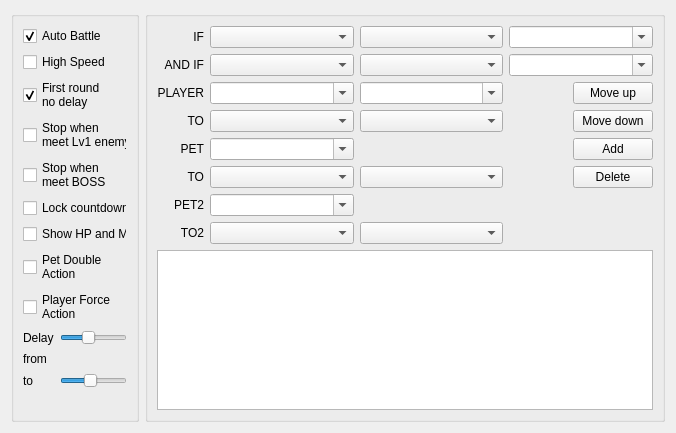
hzqst/CGAssistant, file CGAssistant/autobattleform.ui: the form before one commit.
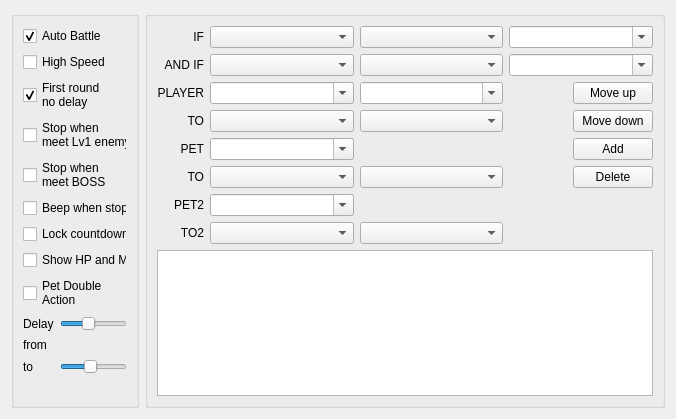
The form after the commit.

Commit message: Add beep features

Diff of the .ui file:
```diff
--- a/CGAssistant/autobattleform.ui
+++ b/CGAssistant/autobattleform.ui
@@ -118,6 +118,25 @@
         </property>
        </widget>
       </item>
+      <item>
+       <widget class="QCheckBox" name="checkBox_beep">
+        <property name="sizePolicy">
+         <sizepolicy hsizetype="Preferred" vsizetype="Fixed">
+          <horstretch>0</horstretch>
+          <verstretch>0</verstretch>
+         </sizepolicy>
+        </property>
+        <property name="text">
+         <string>Beep when stop</string>
+        </property>
+        <property name="checkable">
+         <bool>true</bool>
+        </property>
+        <property name="checked">
+         <bool>false</bool>
+        </property>
+       </widget>
+      </item>
       <item>
        <widget class="QCheckBox" name="checkBox_lockCountdown">
         <property name="sizePolicy">
@@ -167,26 +186,6 @@
         </property>
        </widget>
       </item>
-      <item>
-       <widget class="QCheckBox" name="checkBox_playerForceAction">
-        <property name="sizePolicy">
-         <sizepolicy hsizetype="Preferred" vsizetype="Fixed">
-          <horstretch>0</horstretch>
-          <verstretch>0</verstretch>
-         </sizepolicy>
-        </property>
-        <property name="text">
-         <string>Player Force
-Action</string>
-        </property>
-        <property name="checkable">
-         <bool>true</bool>
-        </property>
-        <property name="checked">
-         <bool>false</bool>
-        </property>
-       </widget>
-      </item>
       <item>
        <layout class="QGridLayout" name="gridLayout">
         <item row="2" column="0">
```
The commit also changes 8 other files.
